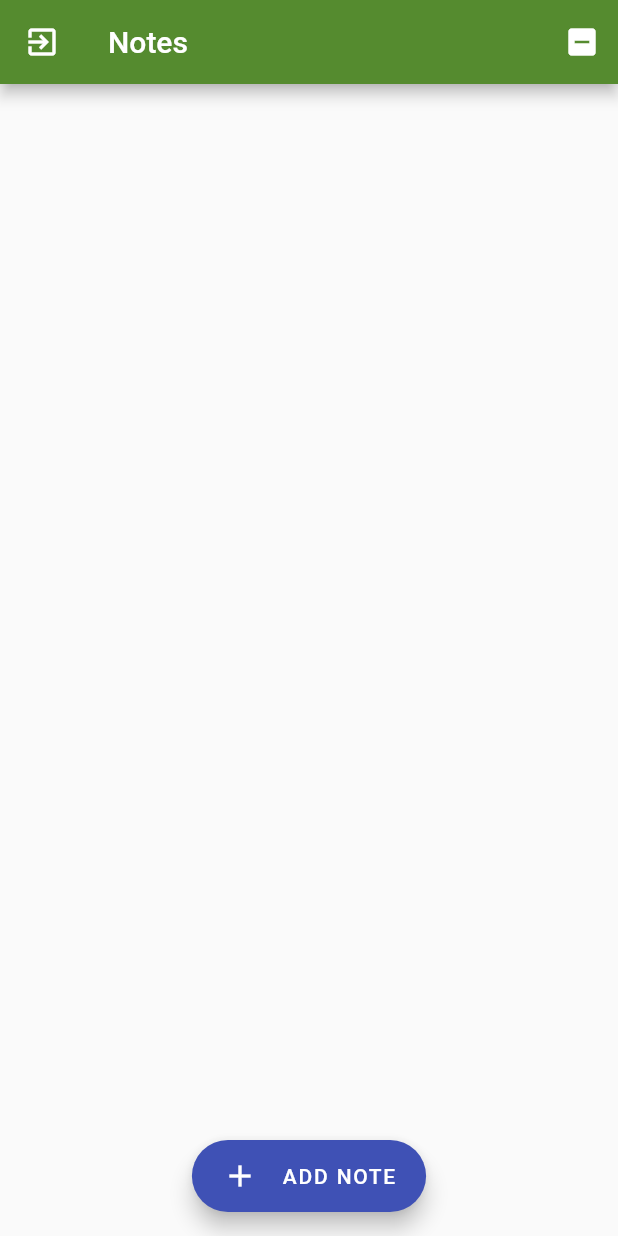
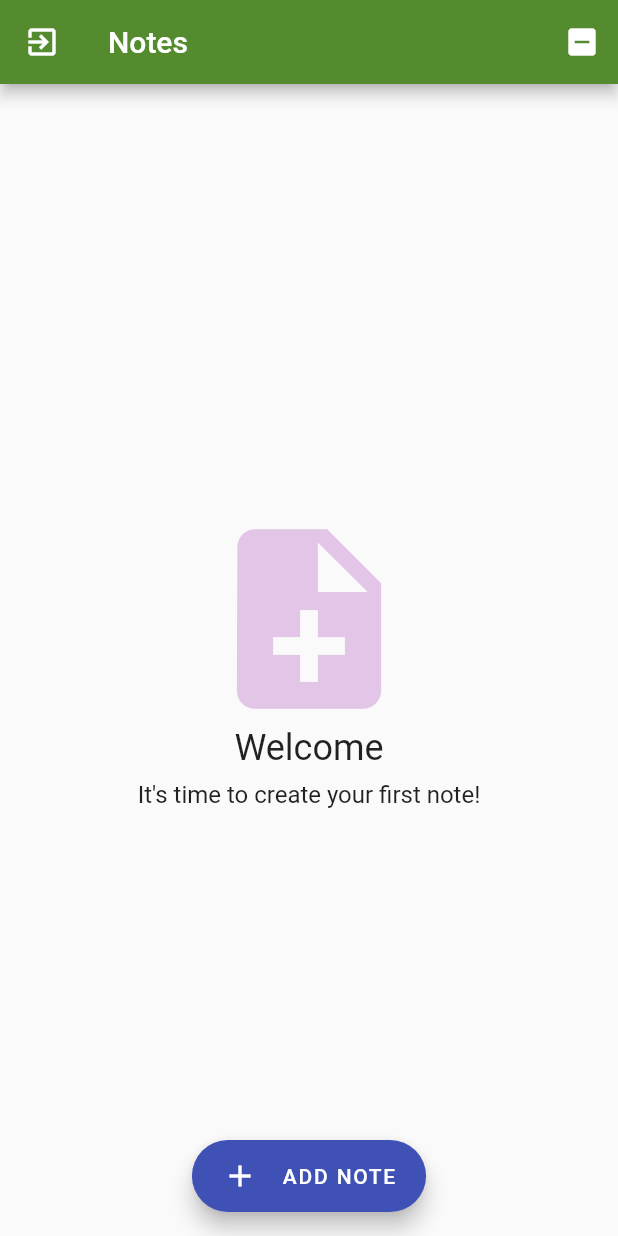
Before and after one commit to svlitvinenko/notes-flutter, a Flutter app: the NotesOverviewPage screen opened by its route, on a phone screen of 412 x 824 dp. Run offline on Flutter 3.47's test engine with Material 2 defaults, Android fonts, the phone set to English and light mode, and no system bars; our stand-ins replace auto_route, bloc, cloud_firestore, dartz, firebase_auth, firebase_remote_config and 8 more; accounts and stored records are empty; generated files the repository leaves out were written again.

Commit message:
#46. Note Cards UI
Resolves #46.

```diff
--- a/lib/infrastructure/notes/note_repository.dart
+++ b/lib/infrastructure/notes/note_repository.dart
@@ -9,6 +9,8 @@ import 'package:notes/infrastructure/notes/note_dtos.dart';
 import 'package:kt_dart/collection.dart';
 import 'package:notes/infrastructure/core/firestore_helpers.dart';
 import 'package:rxdart/rxdart.dart';
+
+import '../../domain/notes/note_failure.dart';
 
 @LazySingleton(as: INoteRepository)
 class NoteRepository implements INoteRepository {
--- /dev/null
+++ b/lib/presentation/notes/notes_overview/widgets/empty_notes_widget.dart
@@ -0,0 +1,34 @@
+import 'package:flutter/material.dart';
+
+class EmptyNotesWidget extends StatelessWidget {
+  const EmptyNotesWidget({Key key}) : super(key: key);
+
+  @override
+  Widget build(BuildContext context) {
+    return Center(
+      child: Padding(
+        padding: const EdgeInsets.all(16.0),
+        child: Column(
+          mainAxisSize: MainAxisSize.min,
+          children: [
+            Icon(
+              Icons.note_add,
+              size: 144,
+              color: Theme.of(context).accentColor.withOpacity(0.25),
+            ),
+            Text(
+              'Welcome',
+              style: Theme.of(context).textTheme.headline5,
+            ),
+            const SizedBox(height: 8),
+            Text(
+              "It's time to create your first note!",
+              textAlign: TextAlign.center,
+              style: Theme.of(context).textTheme.subtitle1,
+            ),
+          ],
+        ),
+      ),
+    );
+  }
+}
--- a/lib/presentation/notes/notes_overview/widgets/notes_overview_body_widget.dart
+++ b/lib/presentation/notes/notes_overview/widgets/notes_overview_body_widget.dart
@@ -1,7 +1,12 @@
 import 'package:flutter/material.dart';
 import 'package:flutter_bloc/flutter_bloc.dart';
+import 'package:kt_dart/collection.dart';
 import 'package:notes/app/notes/note_watcher/note_watcher_bloc.dart';
 import 'package:notes/domain/notes/note.dart';
+import 'package:notes/presentation/notes/notes_overview/widgets/critical_failure_widget.dart';
+import 'package:notes/presentation/notes/notes_overview/widgets/empty_notes_widget.dart';
+import 'package:notes/presentation/notes/notes_overview/widgets/error_note_card_widget.dart';
+import 'package:notes/presentation/notes/notes_overview/widgets/note_card_widget.dart';
 
 class NotesOverviewBodyWidget extends StatelessWidget {
   @override
@@ -11,32 +16,28 @@ class NotesOverviewBodyWidget extends StatelessWidget {
         return state.map(
           initial: (_) => Container(),
           loadInProgress: (_) => const Center(child: CircularProgressIndicator()),
-          loadSuccess: (state) => ListView.builder(
-            itemBuilder: (context, index) {
-              final Note note = state.notes[index];
-              if (note.failureOption.isSome()) {
-                return Container(
-                  color: Colors.red,
-                  width: 100,
-                  height: 100,
-                );
-              } else {
-                return Container(
-                  color: Colors.green,
-                  width: 100,
-                  height: 100,
-                );
-              }
-            },
-            itemCount: state.notes.size,
-          ),
-          loadFailure: (state) => Container(
-            width: 200,
-            height: 200,
-            color: Colors.yellow,
-          ),
+          loadSuccess: (state) => _notesBody(context, state.notes),
+          loadFailure: (state) => CriticalFailureWidget(failure: state.failure),
         );
       },
     );
   }
+
+  Widget _notesBody(BuildContext context, KtList<Note> notes) {
+    return notes.isNotEmpty()
+        ? ListView.builder(
+            itemBuilder: (context, index) {
+              final Note note = notes[index];
+              if (note.failureOption.isSome()) {
+                return ErrorNoteCardWidget(
+                  note: note,
+                );
+              } else {
+                return NoteCardWidget(note: note);
+              }
+            },
+            itemCount: notes.size,
+          )
+        : const EmptyNotesWidget();
+  }
 }
```
Also changed, not shown: lib/presentation/notes/notes_overview/widgets/critical_failure_widget.dart (added, +53 -0 lines), lib/presentation/notes/notes_overview/widgets/error_note_card_widget.dart (added, +52 -0 lines), lib/presentation/notes/notes_overview/widgets/note_card_widget.dart (added, +84 -0 lines), lib/presentation/notes/notes_overview/widgets/todo_item_widget.dart (added, +33 -0 lines).
